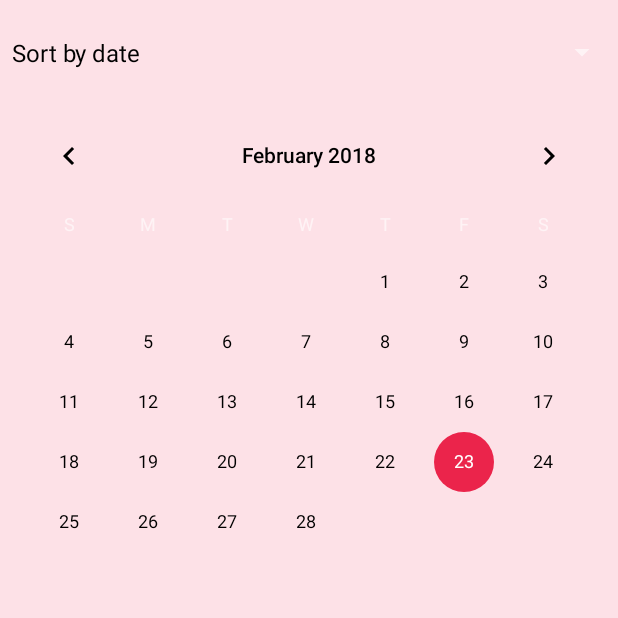
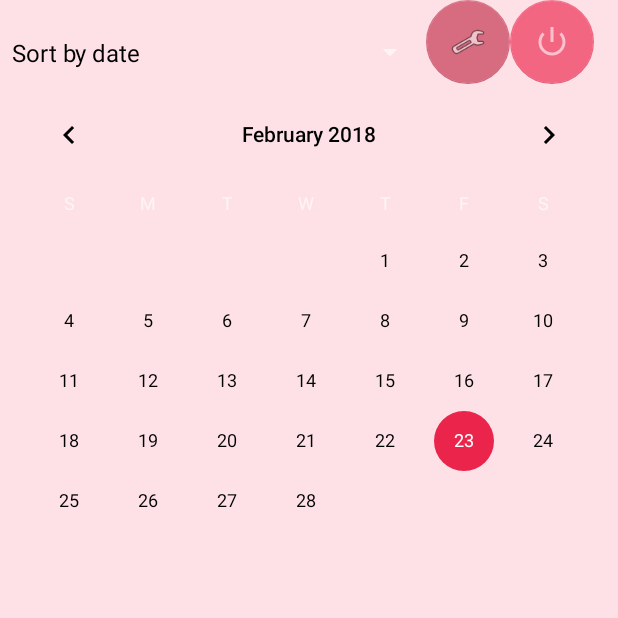
Before and after one commit to rrsegnini/Lenguas-CLDR, an Android app: the MainActivity screen opened directly, with no data from a screen before it, on a phone screen of 412 x 824 dp, the top half of it. Run offline under Robolectric (Android 15) with nearby library versions, the phone set to English and light mode, and no system bars; libraries missing offline, so code that uses them is left out: com.github.sundeepk.compactcalendarview.

Commit message:
Release 1.0

```diff
--- a/CLDR/app/src/main/java/cr/ac/tec/ec/cldr/MainActivity.java
+++ b/CLDR/app/src/main/java/cr/ac/tec/ec/cldr/MainActivity.java
@@ -4,6 +4,7 @@ import android.app.AlertDialog;
 import android.content.Context;
 import android.content.DialogInterface;
 import android.content.Intent;
+import android.support.design.widget.FloatingActionButton;
 import android.support.v7.app.ActionBar;
 import android.support.v7.app.AppCompatActivity;
 import android.os.Bundle;
@@ -36,6 +37,10 @@ public class MainActivity extends AppCompatActivity {
     private float initialX;
     private SimpleDateFormat dateFormatMonth =
             new SimpleDateFormat("MMMM- yyyy", Locale.getDefault());
+
+    public void onBackPressed() {
+
+    }
 
     @Override
     protected void onCreate(Bundle savedInstanceState) {
@@ -82,31 +87,59 @@ public class MainActivity extends AppCompatActivity {
         setListListener();
 
 
-        /*
-         CompactCalendarView calendarView= findViewById(R.id.main_cldCalendar);
-        calendarView.setListener(new CompactCalendarView.CompactCalendarViewListener() {
-            final ActionBar actionBar = getSupportActionBar();
-            //actionBar.setDisplayHomeAsUpEnabled(false);
-            //actionBar.setTitle(null);
+        FloatingActionButton main_fabSettings = findViewById(R.id.main_fabSettings);
+
+        main_fabSettings.setOnClickListener(new FloatingActionButton.OnClickListener(){
 
             @Override
-            public void onDayClick(Date dateClicked) {
-                Context context = getApplicationContext();
-
-                if (dateClicked.toString().compareTo("Fri Oct 21 00:00:00 AST 2016") == 0) {
-                    Toast.makeText(context, "Teachers' Professional Day", Toast.LENGTH_SHORT).show();
-                }else {
-                    Toast.makeText(context, "No Events Planned for that day", Toast.LENGTH_SHORT).show();
-                }
+            public void onClick(View view) {
+                Intent newIntent = new Intent(MainActivity.this,
+                        SettingsActivity.class);
+                newIntent.putExtra("User", LoginActivity.currentUser);
+                MainActivity.this.startActivity(newIntent);
+            }
+        });
 
 
-            }
+        FloatingActionButton LogOut = findViewById(R.id.main_fabLogOut);
+        LogOut.setOnClickListener(new FloatingActionButton.OnClickListener(){
 
             @Override
-            public void onMonthScroll(Date firstDayOfNewMonth) {
-                actionBar.setTitle(dateFormatMonth.format(firstDayOfNewMonth));
+            public void onClick(View view) {
+
+
+                // Piece of code taken from
+                // https://stackoverflow.com/questions/2478517/how-to-display-a-yes-no-dialog-box-on-android
+                // Submitted by user nikki on StackOverflow.
+                AlertDialog.Builder builder = new AlertDialog.Builder(MainActivity.this);
+
+                builder.setTitle("Confirm");
+                builder.setMessage("Are you sure you want to log out?");
+
+                builder.setPositiveButton("YES", new DialogInterface.OnClickListener() {
+
+                    public void onClick(DialogInterface dialog, int which) {
+                        Intent newIntent = new Intent(MainActivity.this,
+                                LoginActivity.class);
+                        MainActivity.this.startActivity(newIntent);
+
+                    }
+                });
+
+                builder.setNegativeButton("NO", new DialogInterface.OnClickListener() {
+
+                    @Override
+                    public void onClick(DialogInterface dialog, int which) {
+
+                        // Do nothing
+                        dialog.dismiss();
+                    }
+                });
+
+                AlertDialog alert = builder.create();
+                alert.show();
             }
-        });*/
+        });
 
     }
 
@@ -194,9 +227,10 @@ public class MainActivity extends AppCompatActivity {
         List<Event> events = f.getEventsData();
         //LoginActivity.mainObject.getEventList();
 
-        for (int i =0; i < LoginActivity.mainObject.getEventList().size(); i++){
-            eventsAdapter.add(events.get(i).getId() + " - " + events.get(i).getName());
-            //eventsAdapter.add(events.get(i));
+        for (int i =0; i < events.size(); i++){
+            if (events.get(i).getUser().equals(LoginActivity.currentUser)) {
+                eventsAdapter.add(events.get(i).getId() + " - " + events.get(i).getName());
+            }
         }
 
 
@@ -266,6 +300,9 @@ public class MainActivity extends AppCompatActivity {
                                 LoginActivity.mainObject.getEventById(Integer.parseInt(id));
                         LoginActivity.mainObject.deleteEventById(Integer.parseInt(id));
 
+                        data.File f = new data.File(LoginActivity.mainObject.getEventList(),0);
+                        f.saveEventData();
+
                         updateEventList();
                         dialog.dismiss();
                     }
--- a/CLDR/app/src/main/java/cr/ac/tec/ec/cldr/SetEventActivity.java
+++ b/CLDR/app/src/main/java/cr/ac/tec/ec/cldr/SetEventActivity.java
@@ -135,7 +135,7 @@ public class SetEventActivity extends AppCompatActivity {
 
                             domain.Event newEvent = new Event(dateFormat,
                                     setevent_etxActivityName.getText().toString(),
-                                    setevent_etxActivityName.getText().toString(),
+                                    LoginActivity.currentUser,
                                     setevent_etxActivityPlace.getText().toString());
 
                             LoginActivity.mainObject.addEventToList(newEvent);
--- a/CLDR/app/src/main/java/domain/User.java
+++ b/CLDR/app/src/main/java/domain/User.java
@@ -36,7 +36,7 @@ public class User implements java.io.Serializable{
         return password;
     }
 
-    protected void setPassword(String password) {
+    public void setPassword(String password) {
         this.password = password;
     }
 
--- a/CLDR/app/src/main/res/layout/activity_main.xml
+++ b/CLDR/app/src/main/res/layout/activity_main.xml
@@ -9,12 +9,42 @@
     <LinearLayout
         android:layout_width="match_parent"
         android:layout_height="match_parent"
-        android:orientation="vertical">
+        android:orientation="vertical"
+        tools:layout_editor_absoluteX="0dp"
+        tools:layout_editor_absoluteY="0dp">
 
-        <Spinner
-            android:id="@+id/main_spnSorter"
+        <LinearLayout
             android:layout_width="match_parent"
-            android:layout_height="70dp" />
+            android:layout_height="56dp"
+            android:orientation="horizontal">
+
+            <Spinner
+                android:id="@+id/main_spnSorter"
+                android:layout_width="276dp"
+                android:layout_height="70dp"
+                android:layout_weight="1" />
+
+            <android.support.design.widget.FloatingActionButton
+                android:id="@+id/main_fabSettings"
+                android:layout_width="62dp"
+                android:layout_height="match_parent"
+                android:layout_weight="1"
+                android:clickable="true"
+                app:backgroundTint="@color/colorPrimary"
+                app:elevation="0dp"
+                app:srcCompat="@android:drawable/ic_menu_manage" />
+
+            <android.support.design.widget.FloatingActionButton
+                android:id="@+id/main_fabLogOut"
+                android:layout_width="78dp"
+                android:layout_height="match_parent"
+                android:layout_weight="1"
+                android:clickable="true"
+                app:backgroundTint="@color/colorPrimaryDark"
+                app:elevation="0dp"
+                app:srcCompat="@android:drawable/ic_lock_power_off" />
+
+        </LinearLayout>
 
         <ViewFlipper
             android:id="@+id/main_vflOrderByViews"
--- a/CLDR/app/src/main/res/values/strings.xml
+++ b/CLDR/app/src/main/res/values/strings.xml
@@ -10,4 +10,5 @@
     <string name="user_lbl">Email:</string>
     <string name="psswrd_lbl">Password:</string>
     <string name="title_activity_login">LoginActivity</string>
+    <string name="title_activity_settings">SettingsActivity</string>
 </resources>
```
Also changed, not shown: CLDR/app/src/main/AndroidManifest.xml (+7 -2 lines), CLDR/app/src/main/java/cr/ac/tec/ec/cldr/LoginActivity.java (+11 -2 lines), CLDR/app/src/main/java/cr/ac/tec/ec/cldr/SettingsActivity.java (added, +62 -0 lines), CLDR/app/src/main/java/domain/Event.java (+6 -6 lines), CLDR/app/src/main/java/domain/Main.java (+26 -0 lines), CLDR/app/src/main/res/layout/activity_settings.xml (added, +58 -0 lines), CLDR/app/src/main/res/layout/content_settings.xml (added, +11 -0 lines).
